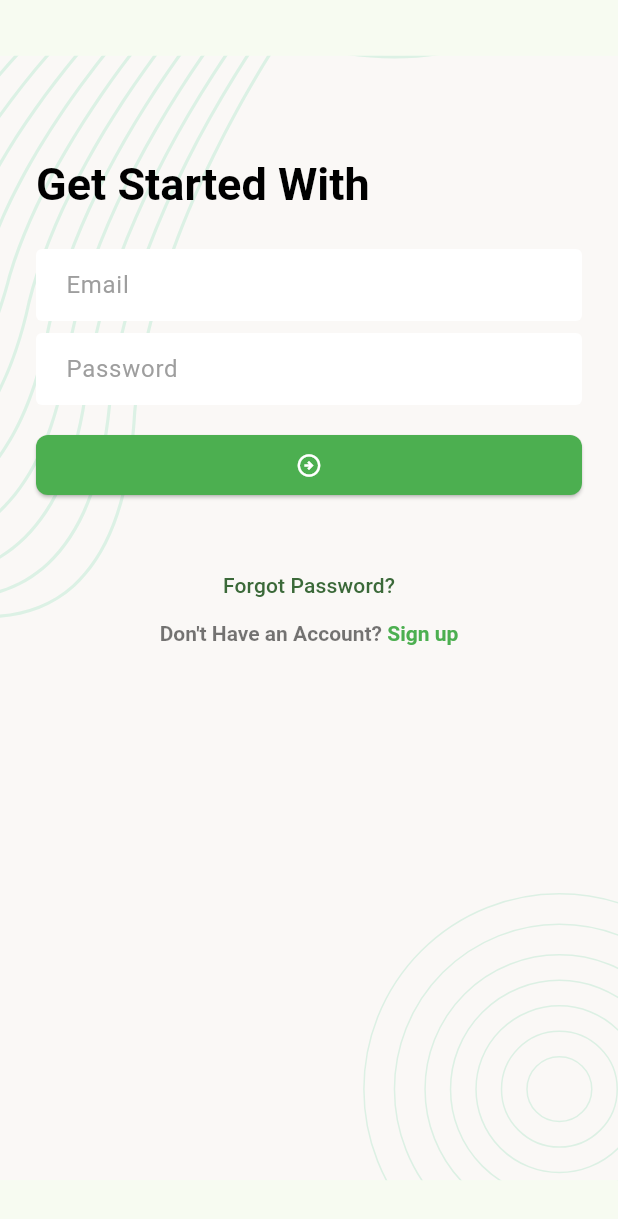
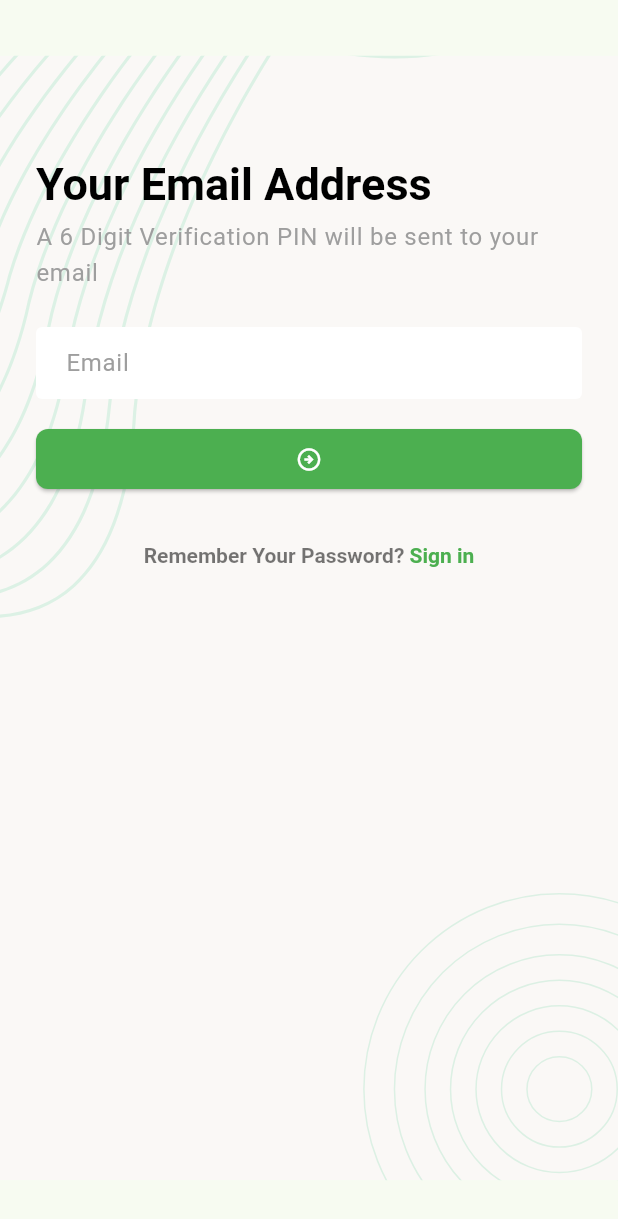
Before and after one commit to lazimrayanfullstackdev/task_manager, a Flutter app: the screen it shows after launch, after a tap on "Forgot Password?", on a phone screen of 412 x 824 dp. Shown: the top 1219 px of the screen. Run offline on Flutter 3.47's test engine with Material 3 defaults, Android fonts, the phone set to English and light mode, and no system bars; our stand-ins replace flutter_svg, pin_code_fields.

Commit message:
Task Manager Project login, registration, password reset done

```diff
--- /dev/null
+++ b/lib/ui/screens/forgot_password_verify_email_screen.dart
@@ -0,0 +1,92 @@
+import 'package:flutter/gestures.dart';
+import 'package:flutter/material.dart';
+import 'package:task_manager/ui/screens/forgot_password_pin_verification_screen.dart';
+import 'package:task_manager/ui/screens/register_screen.dart';
+import 'package:task_manager/ui/widgets/screen_background.dart';
+
+class ForgotPasswordVerifyEmailScreen extends StatefulWidget {
+  const ForgotPasswordVerifyEmailScreen({super.key});
+
+  @override
+  State<ForgotPasswordVerifyEmailScreen> createState() => _ForgotPasswordVerifyEmailScreenState();
+}
+
+class _ForgotPasswordVerifyEmailScreenState extends State<ForgotPasswordVerifyEmailScreen> {
+
+  final TextEditingController _emailTEController = TextEditingController();
+
+  final GlobalKey<FormState> _formKey = GlobalKey<FormState>();
+
+  @override
+  Widget build(BuildContext context) {
+    return Scaffold(
+        body: ScreenBackground(child: Padding(
+          padding: const EdgeInsets.all(24),
+          child: Form(
+            key: _formKey,
+            child: Column(
+              crossAxisAlignment: CrossAxisAlignment.start,
+              children: [
+                SizedBox(height: 80,),
+                Text("Your Email Address", style: Theme
+                    .of(context)
+                    .textTheme
+                    .titleLarge),
+                SizedBox(height: 4,),
+                Text("A 6 Digit Verification PIN will be sent to your email", style: Theme.of(context).textTheme.bodyLarge?.copyWith(
+                  color: Colors.grey,
+                )),
+                SizedBox(height: 24,),
+                TextFormField(
+                  textInputAction: TextInputAction.next,
+                  keyboardType: TextInputType.emailAddress,
+                  controller: _emailTEController,
+                  decoration: InputDecoration(
+                  hintText: "Email",)
+                  ,),
+                SizedBox(height: 16,),
+                ElevatedButton(onPressed: _onTapSubmitButton,
+                    child: Icon(
+                      Icons.arrow_circle_right_outlined, color: Colors.white,)),
+                SizedBox(height: 32,),
+                Center(
+                  child: RichText(
+                      text: TextSpan(
+                          style: const TextStyle(
+                              color: Colors.black54,
+                              fontWeight: FontWeight.w600,
+                              fontSize: 14
+                          ),
+                          children: [
+                            TextSpan(text: "Remember Your Password? "),
+                            TextSpan(text: "Sign in", style: TextStyle(
+                                color: Colors.green,
+                                fontWeight: FontWeight.bold),
+                              recognizer: TapGestureRecognizer()
+                                ..onTap = _onTapSignInButton,)
+                          ]
+                      )),
+                )
+              ],
+            ),
+          ),
+        )
+        )
+    );
+  }
+
+  void _onTapSubmitButton(){
+    Navigator.push(context, MaterialPageRoute(builder: (context)=> const ForgotPasswordPinVerificationScreen()));
+  }
+
+  void _onTapSignInButton() {
+    Navigator.pop(context);
+  }
+
+  @override
+  void dispose() {
+    _emailTEController.dispose();
+    super.dispose();
+  }
+
+}
--- a/lib/ui/screens/login_screen.dart
+++ b/lib/ui/screens/login_screen.dart
@@ -1,5 +1,7 @@
 import 'package:flutter/gestures.dart';
 import 'package:flutter/material.dart';
+import 'package:task_manager/ui/screens/forgot_password_verify_email_screen.dart';
+import 'package:task_manager/ui/screens/register_screen.dart';
 import 'package:task_manager/ui/widgets/screen_background.dart';
 
 class LoginScreen extends StatefulWidget {
@@ -10,33 +12,52 @@ class LoginScreen extends StatefulWidget {
 }
 
 class _LoginScreenState extends State<LoginScreen> {
+
+  final TextEditingController _emailTEController = TextEditingController();
+  final TextEditingController _passwordTEController = TextEditingController();
+
+  final GlobalKey<FormState> _formKey = GlobalKey<FormState>();
+
   @override
   Widget build(BuildContext context) {
     return Scaffold(
         body: ScreenBackground(child: Padding(
           padding: const EdgeInsets.all(24),
+          child: Form(
+            key: _formKey,
             child: Column(
               crossAxisAlignment: CrossAxisAlignment.start,
               children: [
                 SizedBox(height: 80,),
-            Text("Get Started With", style: Theme.of(context).textTheme.titleLarge),
+                Text("Get Started With", style: Theme
+                    .of(context)
+                    .textTheme
+                    .titleLarge),
                 SizedBox(height: 24,),
-            TextFormField(decoration: InputDecoration(
+                TextFormField(
+                  textInputAction: TextInputAction.next,
+                  keyboardType: TextInputType.emailAddress,
+                  controller: _emailTEController,
+                  decoration: InputDecoration(
                   hintText: "Email",)
                   ,),
                 SizedBox(height: 8,),
                 TextFormField(
+                  controller: _passwordTEController,
                   decoration: InputDecoration(
                       hintText: "Password"
                   ),
                 ),
                 SizedBox(height: 16,),
-            ElevatedButton(onPressed: (){}, child: Icon(Icons.arrow_circle_right_outlined, color: Colors.white,)),
+                ElevatedButton(onPressed: () {},
+                    child: Icon(
+                      Icons.arrow_circle_right_outlined, color: Colors.white,)),
                 SizedBox(height: 32,),
                 Center(
                   child: Column(
                     children: [
-                  TextButton(onPressed: _onTapForgotPasswordButton, child: Text("Forgot Password?")),
+                      TextButton(onPressed: _onTapForgotPasswordButton,
+                          child: Text("Forgot Password?")),
                       RichText(
                           text: TextSpan(
                               style: const TextStyle(
@@ -44,10 +65,13 @@ class _LoginScreenState extends State<LoginScreen> {
                                   fontWeight: FontWeight.w600,
                                   fontSize: 14
                               ),
-                        children:[
+                              children: [
                                 TextSpan(text: "Don't Have an Account? "),
-                          TextSpan(text: "Sign up",style: TextStyle(color: Colors.green, fontWeight: FontWeight.bold),
-                          recognizer: TapGestureRecognizer()..onTap = _onTapSignInButton,)
+                                TextSpan(text: "Sign up", style: TextStyle(
+                                    color: Colors.green,
+                                    fontWeight: FontWeight.bold),
+                                  recognizer: TapGestureRecognizer()
+                                    ..onTap = _onTapSignUpButton,)
                               ]
                           )),
                     ],
@@ -55,11 +79,28 @@ class _LoginScreenState extends State<LoginScreen> {
                 )
               ],
             ),
+          ),
         )
         )
     );
   }
+
+  void _onTapSignUpButton() {
+    Navigator.push(
+        context,
+        MaterialPageRoute(builder: (context) => const RegisterScreen()));
   }
 
-void _onTapSignInButton() {}
-void _onTapForgotPasswordButton() {}
+  void _onTapForgotPasswordButton() {
+    Navigator.push(
+        context,
+        MaterialPageRoute(builder: (context) => const ForgotPasswordVerifyEmailScreen()));
+  }
+
+  @override
+  void dispose() {
+    _emailTEController.dispose();
+    _passwordTEController.dispose();
+    super.dispose();
+  }
+}
--- a/lib/ui/screens/splash_screen.dart
+++ b/lib/ui/screens/splash_screen.dart
@@ -21,7 +21,6 @@ class _SplashScreenState extends State<SplashScreen> {
 
   Future<void> _moveToNextScreen() async{
     await Future.delayed(const Duration(seconds: 2));
-
     Navigator.pushReplacement(context, MaterialPageRoute(builder: (context) => const LoginScreen() ));
   }
 
--- a/pubspec.yaml
+++ b/pubspec.yaml
@@ -35,6 +35,7 @@ dependencies:
   # Use with the CupertinoIcons class for iOS style icons.
   cupertino_icons: ^1.0.8
   flutter_svg: ^2.0.17
+  pin_code_fields: ^8.0.1
 
 dev_dependencies:
   flutter_test:
```
Also changed, not shown: lib/ui/screens/forgot_password_pin_verification_screen.dart (added, +106 -0 lines), lib/ui/screens/register_screen.dart (added, +125 -0 lines), lib/ui/screens/reset_password_screen.dart (added, +94 -0 lines), pubspec.lock. Lines whose indentation alone changed are shown as unchanged.
